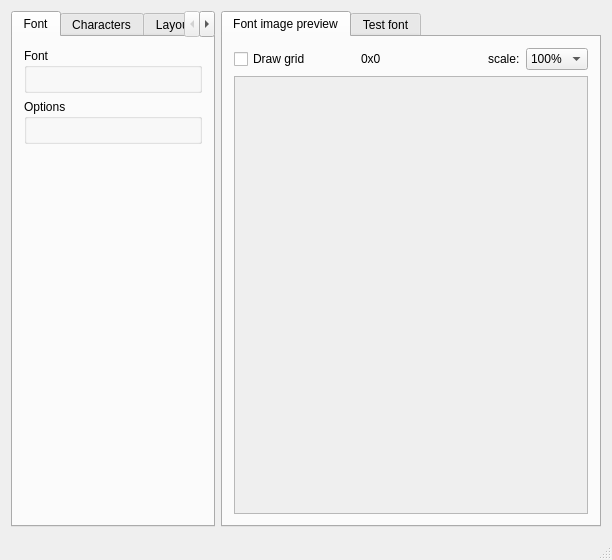
Qt form fontbuilder.ui (andryblack/fontbuilder) before a commit.
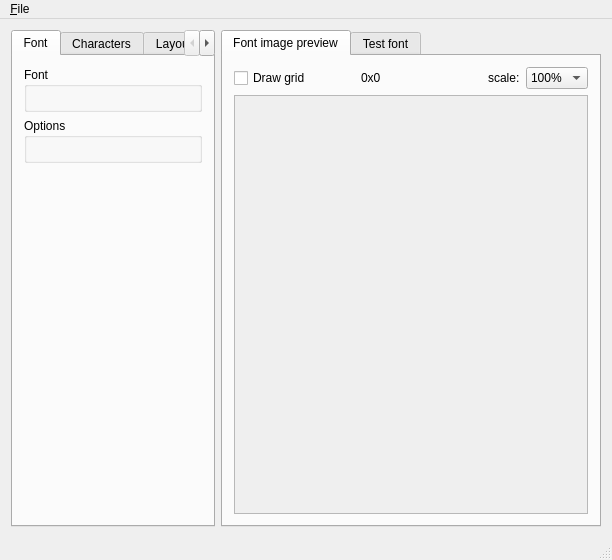
The same form after that commit. Custom widgets are drawn as their Qt base class.

The edit to the form file:
```diff
--- a/fontbuilder.ui
+++ b/fontbuilder.ui
@@ -321,6 +321,13 @@
      <height>26</height>
     </rect>
    </property>
+   <widget class="QMenu" name="menu_File">
+    <property name="title">
+     <string>&amp;File</string>
+    </property>
+    <addaction name="action_Open"/>
+   </widget>
+   <addaction name="menu_File"/>
   </widget>
   <widget class="QStatusBar" name="statusBar"/>
  </widget>
```
Left out of the diff: 5 changed lines with no effect on the pictures.
